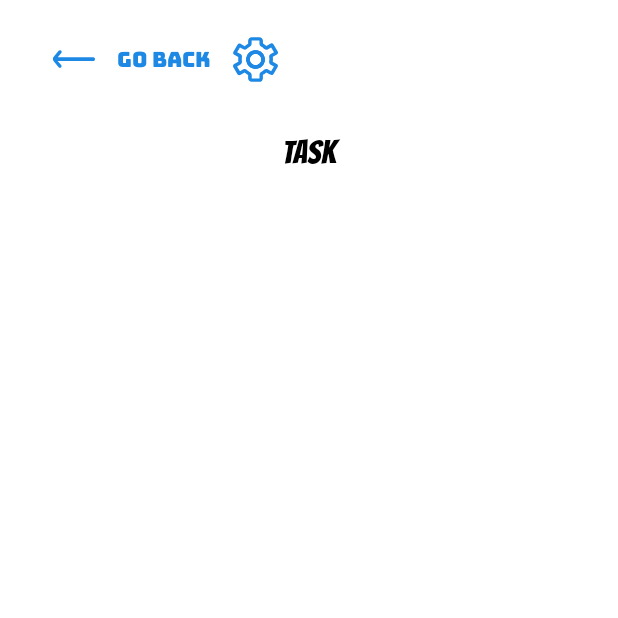
After one commit to MagariBiernat/mobileToDoJava, an Android app: the showTaskActivity screen opened directly, with no data from a screen before it, on a phone screen of 412 x 824 dp, the top half of it. The commit adds this screen. Run offline under Robolectric (Android 15) with nearby library versions, the phone set to English and light mode, and no system bars.

Commit message:
new activity for each task,
so far only title

```diff
--- a/Project/app/src/main/AndroidManifest.xml
+++ b/Project/app/src/main/AndroidManifest.xml
@@ -50,6 +50,13 @@
             tools:ignore="InnerclassSeparator,LockedOrientationActivity"
             android:windowSoftInputMode="adjustPan" />
 
+        <activity android:name=".ui.Main_Page.Main.showTaskActivity"
+            android:configChanges="orientation"
+            android:screenOrientation="portrait"
+            tools:ignore="InnerclassSeparator,LockedOrientationActivity"
+            android:windowSoftInputMode="adjustPan"
+            />
+
         <meta-data
             android:name="preloaded_fonts"
             android:resource="@array/preloaded_fonts" />
--- a/Project/app/src/main/java/com/example/todo/ui/Main_Page/Main/MainFragment.java
+++ b/Project/app/src/main/java/com/example/todo/ui/Main_Page/Main/MainFragment.java
@@ -77,13 +77,13 @@ public class MainFragment extends Fragment {
     private void fillTasks(){
 
         ArrayAdapter<Task> arrayAdapter = new ArrayAdapter<Task>(getContext(), android.R.layout.simple_list_item_1, myTasks);
-
         myListView.setAdapter(arrayAdapter);
 
         myListView.setOnItemClickListener(new AdapterView.OnItemClickListener() {
             @Override
             public void onItemClick(AdapterView<?> parent, View view, int position, long id) {
                 //TODO: create an activity for each task !
+                ((Main_page)getActivity()).showTaskActivity(myTasks.get(position).getID(), myTasks.get(position).getTitle());
                  Toast.makeText(getActivity(), myTasks.get(position).getTitle(), Toast.LENGTH_SHORT).show();
             }
         });
@@ -94,6 +94,7 @@ public class MainFragment extends Fragment {
     public void onResume() {
         super.onResume();
         mainViewModel.setTasks();
+        this.fillTasks();
         //TODO: refresh tasks from database
     }
 }
--- a/Project/app/src/main/java/com/example/todo/ui/Main_Page/Main/MainViewModel.java
+++ b/Project/app/src/main/java/com/example/todo/ui/Main_Page/Main/MainViewModel.java
@@ -39,6 +39,7 @@ public class MainViewModel extends ViewModel {
 
     void setTasks(){
 
+        myTasks.clear();
         String tasksTable = "tasks"+_username;
 
         try(Cursor cursor = myDatabase.rawQuery("SELECT * FROM "+tasksTable, new String [] {})){
--- a/Project/app/src/main/java/com/example/todo/ui/Main_Page/Main/Task.java
+++ b/Project/app/src/main/java/com/example/todo/ui/Main_Page/Main/Task.java
@@ -14,6 +14,7 @@ public class Task {
         this.title = _title;
     }
 
+    public int getID(){return id;}
     public String getTitle() {
         return title;
     }
--- /dev/null
+++ b/Project/app/src/main/java/com/example/todo/ui/Main_Page/Main/showTaskActivity.java
@@ -0,0 +1,40 @@
+package com.example.todo.ui.Main_Page.Main;
+
+import android.os.Bundle;
+import android.widget.Button;
+import android.widget.TextView;
+
+import androidx.annotation.Nullable;
+import androidx.appcompat.app.AppCompatActivity;
+
+import com.example.todo.R;
+
+public class showTaskActivity extends AppCompatActivity {
+
+    private int id;
+    private String title;
+
+    Button goBack, settings;
+    TextView titleView;
+
+
+    @Override
+    protected void onCreate(@Nullable Bundle savedInstanceState) {
+        super.onCreate(savedInstanceState);
+        setContentView(R.layout.show_task);
+
+        //receive id from intent
+        id = getIntent().getIntExtra("TASK_ID", 0);
+        title = getIntent().getStringExtra("TASK_TITLE");
+
+        //hooks
+        goBack = findViewById(R.id.goBackButton);
+        settings = findViewById(R.id.settingsTasks);
+
+        titleView = findViewById(R.id.taskTitle);
+
+        titleView.setText(title);
+
+
+    }
+}
--- a/Project/app/src/main/java/com/example/todo/ui/Main_Page/Main_page.java
+++ b/Project/app/src/main/java/com/example/todo/ui/Main_Page/Main_page.java
@@ -17,6 +17,7 @@ import android.widget.Toast;
 import com.example.todo.R;
 import com.example.todo.ui.MainActivity;
 import com.example.todo.ui.Main_Page.Main.NewTaskActivity;
+import com.example.todo.ui.Main_Page.Main.showTaskActivity;
 import com.example.todo.ui.login.LoginActivity;
 import com.google.android.material.bottomnavigation.BottomNavigationView;
 
@@ -44,7 +45,6 @@ public class Main_page extends AppCompatActivity {
 
         username = getIntent().getStringExtra("USERNAME");
 
-
         BottomNavigationView navView = findViewById(R.id.nav_view);
         AppBarConfiguration appBarConfiguration = new AppBarConfiguration.Builder(
                 R.id.navigation_main, R.id.navigation_stats, R.id.navigation_profile)
@@ -52,11 +52,19 @@ public class Main_page extends AppCompatActivity {
         NavController navController = Navigation.findNavController(this, R.id.nav_host_fragment);
         NavigationUI.setupWithNavController(navView, navController);
 
-
         // Welcome TOAST
         Toast.makeText(getApplicationContext(),"Welcome ", Toast.LENGTH_SHORT).show();
 
     }
+
+    public void showTaskActivity(int id, String title){
+        Intent myIntent = new Intent(Main_page.this, showTaskActivity.class);
+        myIntent.putExtra("TASK_ID", id);
+        myIntent.putExtra("TASK_TITLE", title);
+        startActivity(myIntent);
+        overridePendingTransition(R.anim.slide_in_right, R.anim.slide_out_left);
+    }
+
 
     public void newTaskAcitivity() {
         Intent myIntent = new Intent(Main_page.this, NewTaskActivity.class);
--- /dev/null
+++ b/Project/app/src/main/res/layout/show_task.xml
@@ -0,0 +1,77 @@
+<?xml version="1.0" encoding="utf-8"?>
+<androidx.constraintlayout.widget.ConstraintLayout
+    xmlns:android="http://schemas.android.com/apk/res/android"
+    android:layout_width="match_parent"
+    android:layout_height="match_parent"
+    android:paddingHorizontal="35dp"
+    android:paddingVertical="15dp">
+
+    <ScrollView
+        android:layout_width="match_parent"
+        android:layout_height="wrap_content"
+
+        >
+        <LinearLayout
+            android:layout_width="match_parent"
+            android:layout_height="wrap_content"
+            android:orientation="vertical">
+
+            <LinearLayout
+                android:layout_width="match_parent"
+                android:layout_height="wrap_content"
+                android:orientation="horizontal"
+                >
+                <Button
+                    android:id="@+id/goBackButton"
+                    android:layout_width="120dp"
+                    android:layout_height="match_parent"
+                    android:drawableStart="@drawable/ic_arrow_left"
+                    android:drawableTint="@color/colorPrimary"
+                    android:background="#00000000"
+                    android:text="GO BACK"
+                    android:fontFamily="@font/bungee"
+                    android:textColor="@color/colorPrimary"
+                    android:layout_gravity="start"
+                    />
+
+                <Button
+                    android:id="@+id/settingsTasks"
+                    android:layout_width="150dp"
+                    android:layout_height="match_parent"
+                    android:drawableStart="@drawable/ic_cog"
+                    android:drawableTint="@color/colorPrimary"
+                    android:background="#00000000"
+                    />
+
+            </LinearLayout>
+
+            <TextView
+                android:layout_width="match_parent"
+                android:layout_height="wrap_content"
+                android:text="TASK"
+                android:fontFamily="@font/bangers"
+                android:textColor="@color/textPrimary"
+                android:textSize="21sp"
+                android:textAlignment="center"
+                android:layout_marginVertical="15dp"/>
+
+            <TextView
+                android:id="@+id/taskTitle"
+                android:layout_width="match_parent"
+                android:layout_height="wrap_content"
+                android:fontFamily="@font/antic"
+                android:textColor="@color/textPrimary"
+                android:textSize="18sp"
+                android:textAlignment="center"
+                android:layout_marginVertical="5dp"
+                />
+
+
+
+
+
+
+        </LinearLayout>
+
+    </ScrollView>
+</androidx.constraintlayout.widget.ConstraintLayout>
```
